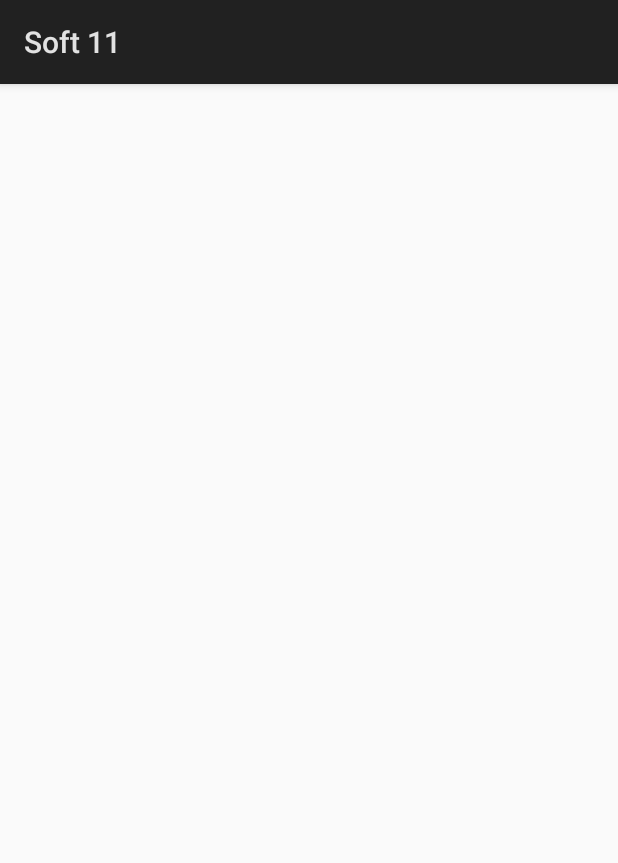
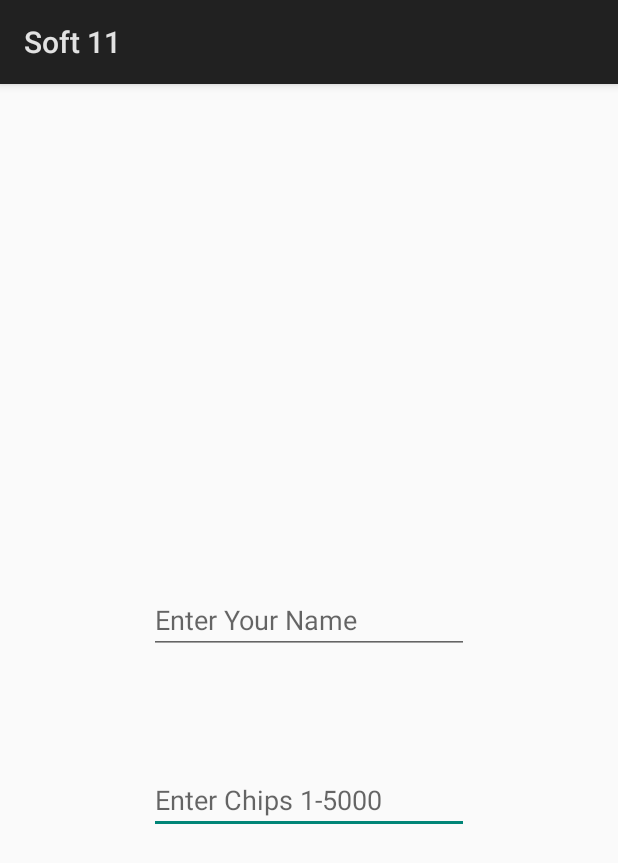
Before and after one commit to mikosd/Soft11, an Android app: the SettingsActivity screen opened directly, with no data from a screen before it, on a phone screen of 412 x 824 dp. Shown: the top 863 px of the screen. Run offline under Robolectric (Android 15) with nearby library versions, the phone set to English and light mode, and no system bars.

```diff
--- a/app/src/main/java/com/example/mikos/soft11/AboutActivity.java
+++ b/app/src/main/java/com/example/mikos/soft11/AboutActivity.java
@@ -12,16 +12,9 @@ public class AboutActivity extends Activity {
         super.onCreate(savedInstanceState);
         setContentView(R.layout.activity_about);
 
-        findViewById(R.id.button_back).setOnClickListener(new backListener());
+
 
     }
 
-    class backListener implements View.OnClickListener{
-
-        @Override
-        public void onClick(View view) {
-            finish();
-        }
-    }
 
 }
--- a/app/src/main/java/com/example/mikos/soft11/SettingsActivity.java
+++ b/app/src/main/java/com/example/mikos/soft11/SettingsActivity.java
@@ -3,6 +3,7 @@ package com.example.mikos.soft11;
 import android.app.Activity;
 import android.support.v7.app.AppCompatActivity;
 import android.os.Bundle;
+import android.widget.EditText;
 
 public class SettingsActivity extends Activity {
 
@@ -10,5 +11,8 @@ public class SettingsActivity extends Activity {
     protected void onCreate(Bundle savedInstanceState) {
         super.onCreate(savedInstanceState);
         setContentView(R.layout.activity_settings);
+
+
+
     }
 }
--- a/app/src/main/res/layout/activity_settings.xml
+++ b/app/src/main/res/layout/activity_settings.xml
@@ -6,4 +6,34 @@
     android:layout_height="match_parent"
     tools:context="com.example.mikos.soft11.SettingsActivity">
 
+    <EditText
+        android:id="@+id/editText_chips"
+        android:layout_width="wrap_content"
+        android:layout_height="wrap_content"
+        android:layout_marginBottom="268dp"
+        android:layout_marginEnd="8dp"
+        android:layout_marginStart="8dp"
+        android:ems="10"
+        android:hint="Enter Chips 1-5000"
+        android:inputType="number"
+        app:layout_constraintBottom_toBottomOf="parent"
+        app:layout_constraintEnd_toEndOf="parent"
+        app:layout_constraintStart_toStartOf="parent" />
+
+    <EditText
+        android:id="@+id/editText_name"
+        android:layout_width="wrap_content"
+        android:layout_height="wrap_content"
+        android:layout_marginBottom="8dp"
+        android:layout_marginEnd="8dp"
+        android:layout_marginStart="8dp"
+        android:layout_marginTop="8dp"
+        android:ems="10"
+        android:hint="Enter Your Name"
+        android:inputType="textPersonName"
+        app:layout_constraintBottom_toTopOf="@+id/editText_chips"
+        app:layout_constraintEnd_toEndOf="parent"
+        app:layout_constraintStart_toStartOf="parent"
+        app:layout_constraintTop_toTopOf="parent"
+        app:layout_constraintVertical_bias="0.83" />
 </android.support.constraint.ConstraintLayout>
```
